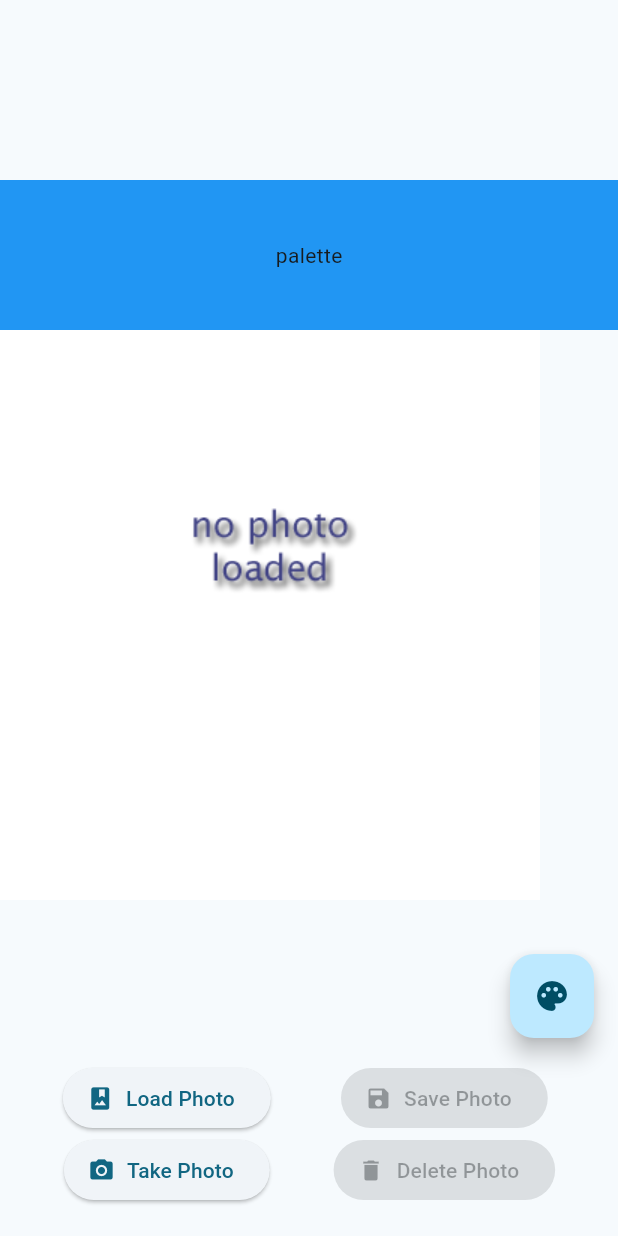
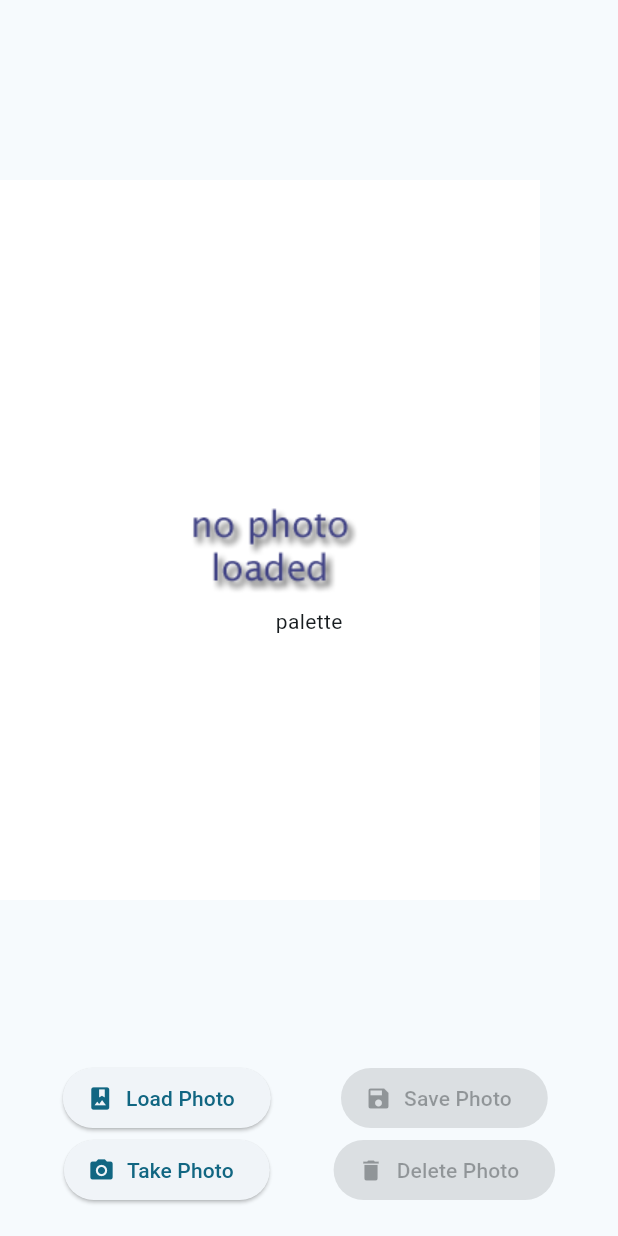
Before and after one commit to Ariel-International/Paint-Scanner, a Flutter app: the screen it shows after launch, on a phone screen of 412 x 824 dp. Run offline on Flutter 3.47's test engine with Material 3 defaults, Android fonts, the phone set to English and light mode, and no system bars; our stand-ins replace camera, google_mobile_ads, image_picker, palette_generator; missing offline and left inert: gal; network calls fail.

Commit message:
stack palette

```diff
--- a/lib/main.dart
+++ b/lib/main.dart
@@ -158,12 +158,16 @@ class FrontPage extends StatefulWidget {
 }
 
 class _FrontPageState extends State<FrontPage> {
+  void showPalette() {
+    const SnackBar(content: Text('palette'));
+  }
+
   @override
   Widget build(BuildContext context) {
     return Scaffold(
       body: Stack(
         children: [
-          Expanded(
+          Positioned(
             child: Builder(builder: (context) {
               if (widget.image == null) {
                 return Image.asset('assets/no_photo.png');
@@ -172,19 +176,24 @@ class _FrontPageState extends State<FrontPage> {
               }
             }),
           ),
-          Container(
-            color: Colors.blue,
-            child: const SizedBox(
-              height: 100,
-              child: Center(child: Text('palette')),
+          const Positioned(
+            child: Center(
+              child: SizedBox(
+                height: 100,
+                child: Center(child: Text('palette')),
+              ),
             ),
           ),
         ],
       ),
-      floatingActionButton: FloatingActionButton(
-        onPressed: () {},
-        child: const Icon(Icons.palette),
-      ),
+      floatingActionButton: widget.image == null
+          ? null
+          : FloatingActionButton(
+              onPressed: () {
+                showPalette;
+              },
+              child: const Icon(Icons.palette),
+            ),
     );
   }
 }
```
